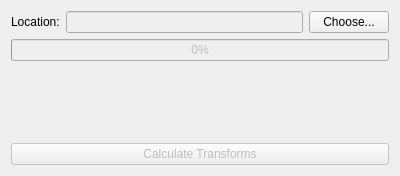
Before: the Qt Designer form src/dafne/ui/CalcTransformsUI.ui in dafne-imaging/dafne, drawn with Qt 5.
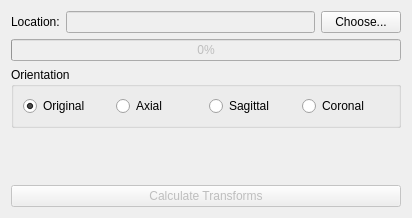
After: the same form once the commit is applied.

Commit message: Add orientation to transform UI; minimum UI mods.

Patch:
```diff
--- a/src/dafne/ui/CalcTransformsUI.ui
+++ b/src/dafne/ui/CalcTransformsUI.ui
@@ -6,8 +6,8 @@
    <rect>
     <x>0</x>
     <y>0</y>
-    <width>400</width>
-    <height>176</height>
+    <width>412</width>
+    <height>218</height>
    </rect>
   </property>
   <property name="windowTitle">
@@ -55,6 +55,46 @@
      </property>
     </widget>
    </item>
+   <item>
+    <widget class="QGroupBox" name="orientationBox">
+     <property name="title">
+      <string>Orientation</string>
+     </property>
+     <layout class="QHBoxLayout" name="horizontalLayout_2">
+      <item>
+       <widget class="QRadioButton" name="original_radio">
+        <property name="text">
+         <string>Original</string>
+        </property>
+        <property name="checked">
+         <bool>true</bool>
+        </property>
+       </widget>
+      </item>
+      <item>
+       <widget class="QRadioButton" name="axial_radio">
+        <property name="text">
+         <string>Axial</string>
+        </property>
+       </widget>
+      </item>
+      <item>
+       <widget class="QRadioButton" name="sagittal_radio">
+        <property name="text">
+         <string>Sagittal</string>
+        </property>
+       </widget>
+      </item>
+      <item>
+       <widget class="QRadioButton" name="coronal_radio">
+        <property name="text">
+         <string>Coronal</string>
+        </property>
+       </widget>
+      </item>
+     </layout>
+    </widget>
+   </item>
    <item>
     <spacer name="verticalSpacer">
      <property name="orientation">
```
The commit also changes 3 other files.
